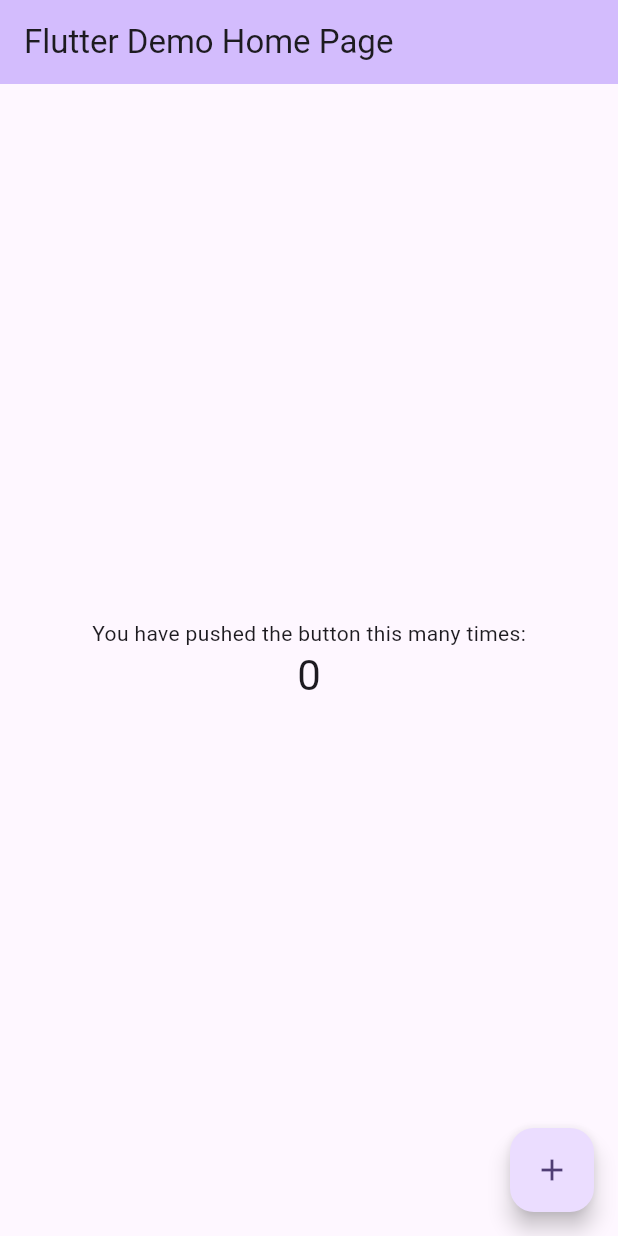
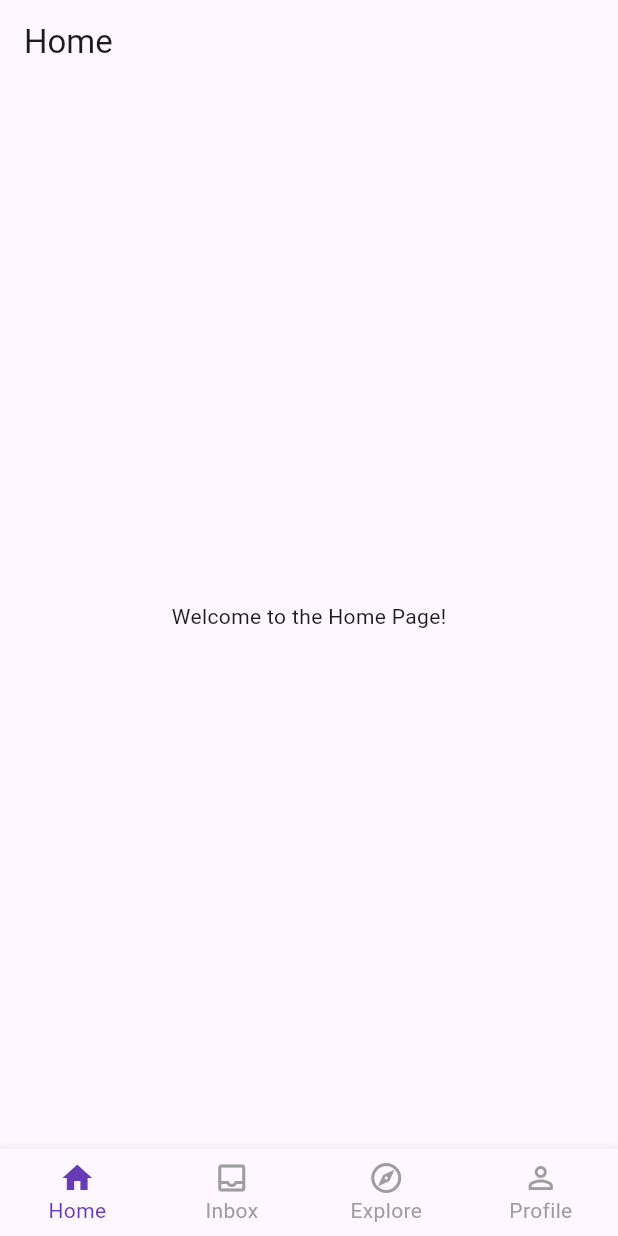
Before and after one commit to Jinchao1926/github-client, a Flutter app: the screen it shows after launch, on a phone screen of 412 x 824 dp. Run offline on Flutter 3.47's test engine with Material 3 defaults, Android fonts, the phone set to English and light mode, and no system bars.

Commit message:
Implement main tab (#2)

```diff
--- a/lib/main.dart
+++ b/lib/main.dart
@@ -1,4 +1,8 @@
 import 'package:flutter/material.dart';
+import 'package:flutter_github/pages/explore/explore_page.dart';
+import 'package:flutter_github/pages/home/home_page.dart';
+import 'package:flutter_github/pages/inbox/inbox_page.dart';
+import 'package:flutter_github/pages/profile/profile_page.dart';
 
 void main() {
   runApp(const MyApp());
@@ -30,92 +34,76 @@ class MyApp extends StatelessWidget {
         // tested with just a hot reload.
         colorScheme: .fromSeed(seedColor: Colors.deepPurple),
       ),
-      home: const MyHomePage(title: 'Flutter Demo Home Page'),
+      home: const MainTabPage(),
     );
   }
 }
 
-class MyHomePage extends StatefulWidget {
-  const MyHomePage({super.key, required this.title});
-
-  // This widget is the home page of your application. It is stateful, meaning
-  // that it has a State object (defined below) that contains fields that affect
-  // how it looks.
-
-  // This class is the configuration for the state. It holds the values (in this
-  // case the title) provided by the parent (in this case the App widget) and
-  // used by the build method of the State. Fields in a Widget subclass are
-  // always marked "final".
-
-  final String title;
+class MainTabPage extends StatefulWidget {
+  const MainTabPage({super.key});
 
   @override
-  State<MyHomePage> createState() => _MyHomePageState();
+  State<MainTabPage> createState() => _MainTabPageState();
 }
 
-class _MyHomePageState extends State<MyHomePage> {
-  int _counter = 0;
+class _MainTabPageState extends State<MainTabPage> {
+  int _selectedIndex = 0;
 
-  void _incrementCounter() {
+  static const List<Widget> _pages = <Widget>[
+    HomePage(),
+    InboxPage(),
+    ExplorePage(),
+    ProfilePage(),
+  ];
+
+  void _onItemTapped(int index) {
     setState(() {
-      // This call to setState tells the Flutter framework that something has
-      // changed in this State, which causes it to rerun the build method below
-      // so that the display can reflect the updated values. If we changed
-      // _counter without calling setState(), then the build method would not be
-      // called again, and so nothing would appear to happen.
-      _counter++;
+      _selectedIndex = index;
     });
   }
 
   @override
   Widget build(BuildContext context) {
-    // This method is rerun every time setState is called, for instance as done
-    // by the _incrementCounter method above.
+    // This method is rerun every time setState is called
     //
     // The Flutter framework has been optimized to make rerunning build methods
     // fast, so that you can just rebuild anything that needs updating rather
     // than having to individually change instances of widgets.
     return Scaffold(
-      appBar: AppBar(
-        // TRY THIS: Try changing the color here to a specific color (to
-        // Colors.amber, perhaps?) and trigger a hot reload to see the AppBar
-        // change color while the other colors stay the same.
-        backgroundColor: Theme.of(context).colorScheme.inversePrimary,
-        // Here we take the value from the MyHomePage object that was created by
-        // the App.build method, and use it to set our appbar title.
-        title: Text(widget.title),
-      ),
       body: Center(
         // Center is a layout widget. It takes a single child and positions it
         // in the middle of the parent.
-        child: Column(
-          // Column is also a layout widget. It takes a list of children and
-          // arranges them vertically. By default, it sizes itself to fit its
-          // children horizontally, and tries to be as tall as its parent.
-          //
-          // Column has various properties to control how it sizes itself and
-          // how it positions its children. Here we use mainAxisAlignment to
-          // center the children vertically; the main axis here is the vertical
-          // axis because Columns are vertical (the cross axis would be
-          // horizontal).
-          //
-          // TRY THIS: Invoke "debug painting" (choose the "Toggle Debug Paint"
-          // action in the IDE, or press "p" in the console), to see the
-          // wireframe for each widget.
-          mainAxisAlignment: .center,
-          children: [
-            const Text('You have pushed the button this many times:'),
-            Text(
-              '$_counter',
-              style: Theme.of(context).textTheme.headlineMedium,
-            ),
-          ],
-        ),
+        child: _pages.elementAt(_selectedIndex),
       ),
-      floatingActionButton: FloatingActionButton(
-        onPressed: _incrementCounter,
-        tooltip: 'Increment',
-        child: const Icon(Icons.add),
+      bottomNavigationBar: BottomNavigationBar(
+        items: const <BottomNavigationBarItem>[
+          BottomNavigationBarItem(
+            icon: Icon(Icons.home_outlined),
+            activeIcon: Icon(Icons.home),
+            label: 'Home',
+          ),
+          BottomNavigationBarItem(
+            icon: Icon(Icons.inbox_outlined),
+            activeIcon: Icon(Icons.inbox),
+            label: 'Inbox',
+          ),
+          BottomNavigationBarItem(
+            icon: Icon(Icons.explore_outlined),
+            activeIcon: Icon(Icons.explore),
+            label: 'Explore',
+          ),
+          BottomNavigationBarItem(
+            icon: Icon(Icons.person_outline),
+            activeIcon: Icon(Icons.person),
+            label: 'Profile',
+          ),
+        ],
+        currentIndex: _selectedIndex,
+        type: BottomNavigationBarType.fixed,
+        selectedItemColor: Colors.deepPurple,
+        unselectedItemColor: Colors.grey,
+        unselectedFontSize: 14,
+        onTap: _onItemTapped,
       ),
     );
   }
--- /dev/null
+++ b/lib/pages/explore/explore_page.dart
@@ -0,0 +1,13 @@
+import 'package:flutter/material.dart';
+
+class ExplorePage extends StatelessWidget {
+  const ExplorePage({super.key});
+
+  @override
+  Widget build(BuildContext context) {
+    return Scaffold(
+      appBar: AppBar(title: Text('Explore')),
+      body: Center(child: Text('Welcome to the Explore Page!')),
+    );
+  }
+}
--- /dev/null
+++ b/lib/pages/home/home_page.dart
@@ -0,0 +1,13 @@
+import 'package:flutter/material.dart';
+
+class HomePage extends StatelessWidget {
+  const HomePage({super.key});
+
+  @override
+  Widget build(BuildContext context) {
+    return Scaffold(
+      appBar: AppBar(title: Text('Home')),
+      body: Center(child: Text('Welcome to the Home Page!')),
+    );
+  }
+}
--- /dev/null
+++ b/lib/pages/inbox/inbox_page.dart
@@ -0,0 +1,13 @@
+import 'package:flutter/material.dart';
+
+class InboxPage extends StatelessWidget {
+  const InboxPage({super.key});
+
+  @override
+  Widget build(BuildContext context) {
+    return Scaffold(
+      appBar: AppBar(title: Text('Inbox')),
+      body: Center(child: Text('Welcome to the Inbox Page!')),
+    );
+  }
+}
--- /dev/null
+++ b/lib/pages/profile/profile_page.dart
@@ -0,0 +1,13 @@
+import 'package:flutter/material.dart';
+
+class ProfilePage extends StatelessWidget {
+  const ProfilePage({super.key});
+
+  @override
+  Widget build(BuildContext context) {
+    return Scaffold(
+      appBar: AppBar(title: Text('Profile')),
+      body: Center(child: Text('Welcome to the Profile Page!')),
+    );
+  }
+}
```
